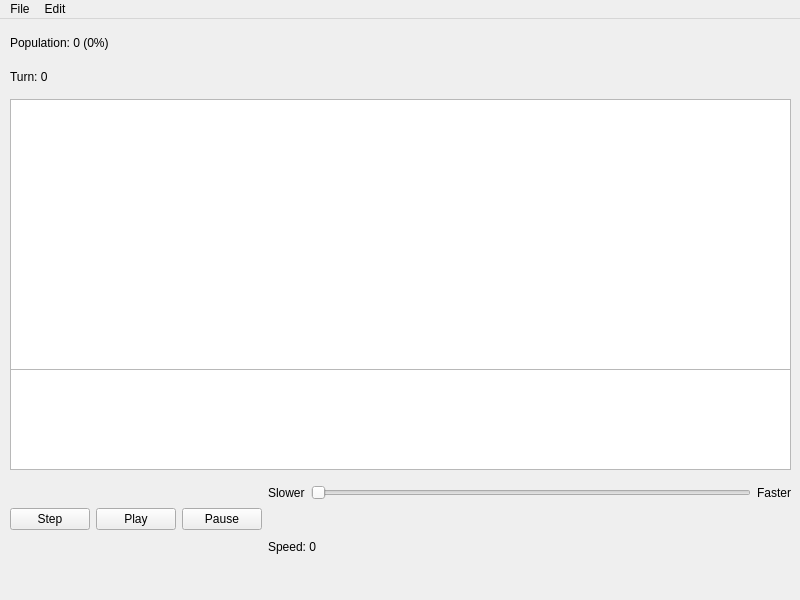
First picture: the form in Life/mainwindow.ui, repository ramirez-gabriela27/life, before the edit.
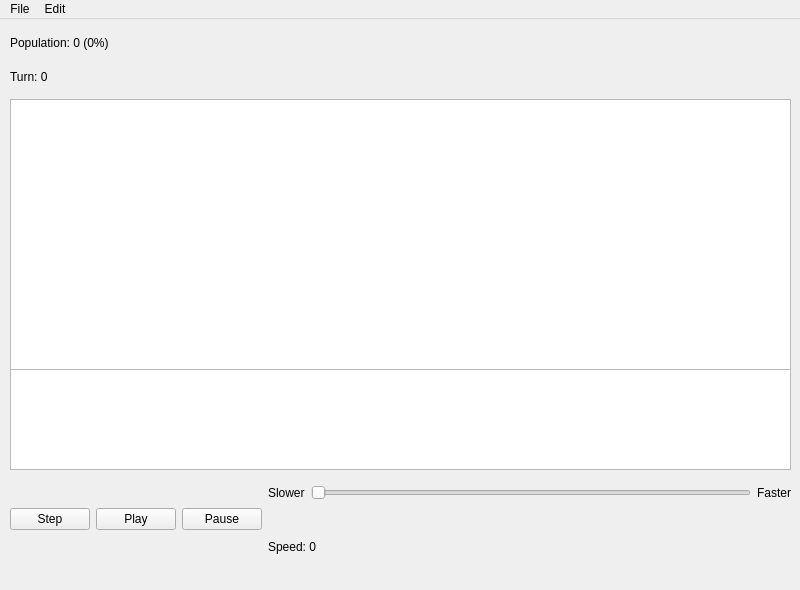
Second picture: the form after the edit.

The edit to the form file:
```diff
--- a/Life/mainwindow.ui
+++ b/Life/mainwindow.ui
@@ -7,7 +7,7 @@
     <x>0</x>
     <y>0</y>
     <width>800</width>
-    <height>600</height>
+    <height>590</height>
    </rect>
   </property>
   <property name="windowTitle">
```
Left out of the diff: 2 changed lines with no effect on the pictures.
